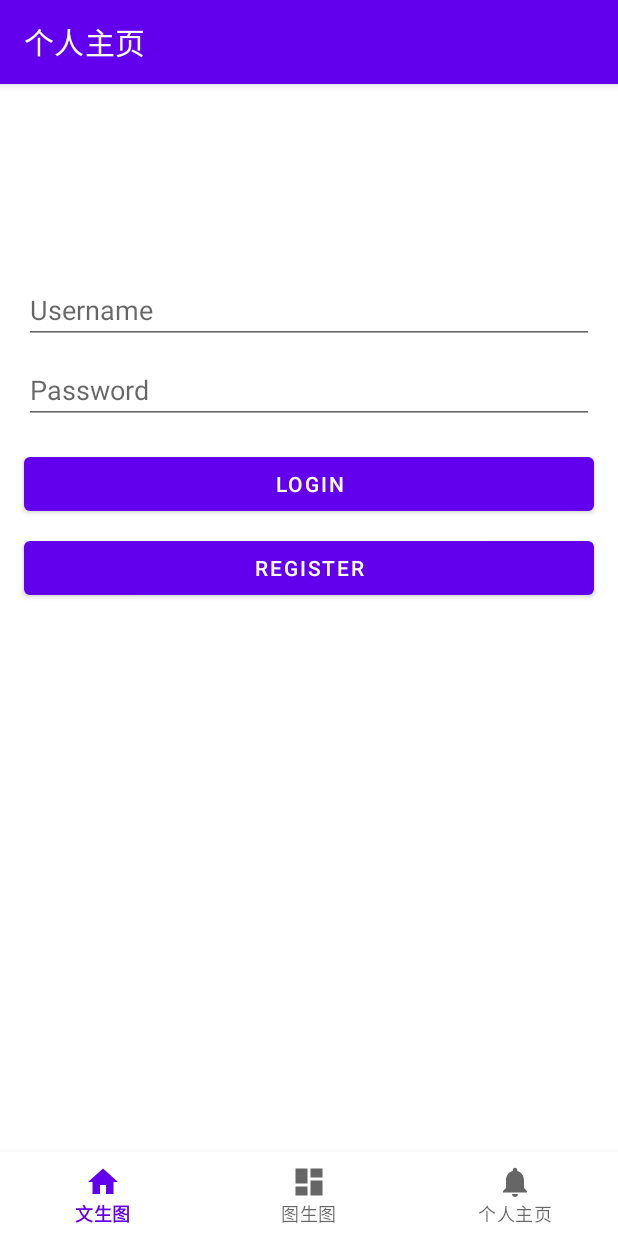
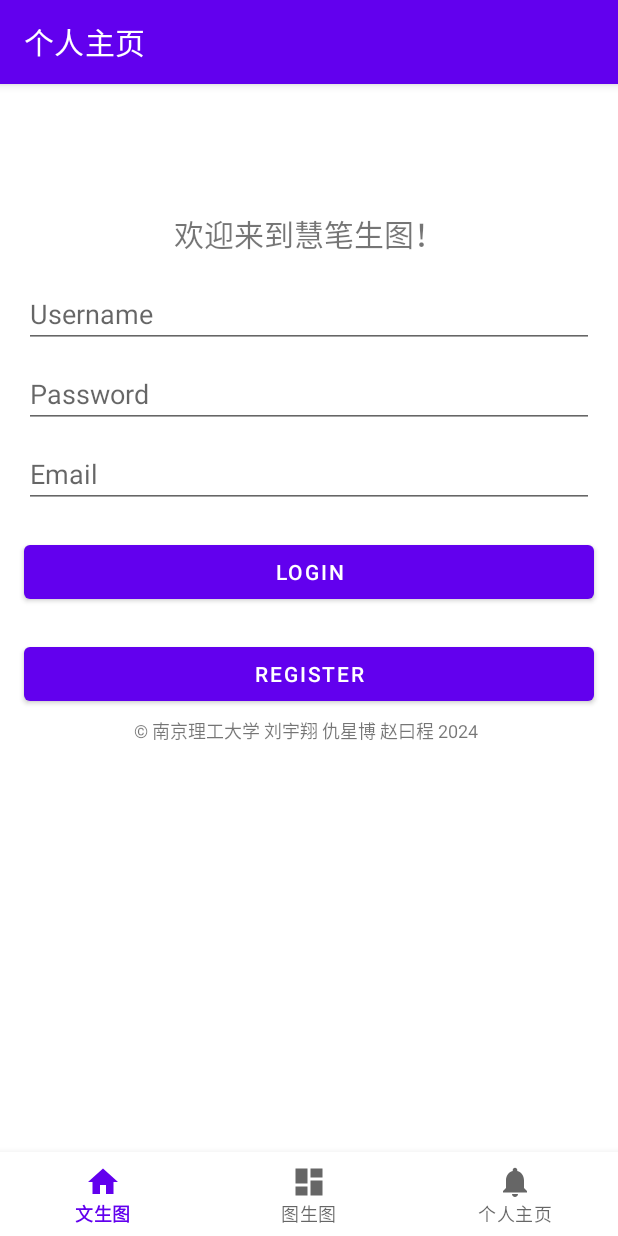
Before and after one commit to lyx0902/WiseBrush, an Android app built with Jetpack Compose: the NotificationsFragment screen opened through its navigation route, after a tap on "REGISTER", on a phone screen of 412 x 824 dp. Run offline under Robolectric (Android 15) with nearby library versions, the phone set to English and light mode, and no system bars; our stand-ins replace navigation-ui.

Commit message:
update Personnel Module by lyx

```diff
--- a/app/src/main/java/com/example/bottomnavigation1/repository/UserRepository.kt
+++ b/app/src/main/java/com/example/bottomnavigation1/repository/UserRepository.kt
@@ -11,9 +11,6 @@ import com.example.bottomnavigation1.utils.encryptPsw.encryptPassword
 import java.sql.SQLException
 
 object UserRepository {
-
-
-
     suspend fun registerUser(name: String, password: String, email: String): Result<String> {
         val registerRequest = RegisterRequest(name, password, email)
         return try {
--- a/app/src/main/java/com/example/bottomnavigation1/ui/notifications/NotificationsFragment.kt
+++ b/app/src/main/java/com/example/bottomnavigation1/ui/notifications/NotificationsFragment.kt
@@ -6,6 +6,8 @@ import android.view.View
 import android.view.ViewGroup
 import androidx.fragment.app.Fragment
 import androidx.fragment.app.viewModels
+import androidx.lifecycle.Observer
+import android.widget.Toast
 import com.example.bottomnavigation1.databinding.FragmentNotificationsBinding
 
 class NotificationsFragment : Fragment() {
@@ -34,8 +36,16 @@ class NotificationsFragment : Fragment() {
         binding.registerButton.setOnClickListener {
             val username = binding.username.text.toString()
             val password = binding.password.text.toString()
-            viewModel.register(username, password)
+            val email = binding.email.text.toString() // 获取 email 信息
+            viewModel.register(username, password, email)
         }
+        viewModel.loginResult.observe(viewLifecycleOwner, Observer { result ->
+            Toast.makeText(context, result, Toast.LENGTH_SHORT).show()
+        })
+
+        viewModel.registerResult.observe(viewLifecycleOwner, Observer { result ->
+            Toast.makeText(context, result, Toast.LENGTH_SHORT).show()
+        })
     }
 
     override fun onDestroyView() {
--- a/app/src/main/java/com/example/bottomnavigation1/ui/notifications/NotificationsViewModel.kt
+++ b/app/src/main/java/com/example/bottomnavigation1/ui/notifications/NotificationsViewModel.kt
@@ -1,20 +1,39 @@
 package com.example.bottomnavigation1.ui.notifications
 
+import androidx.lifecycle.LiveData
+import androidx.lifecycle.MutableLiveData
 import androidx.lifecycle.ViewModel
 import androidx.lifecycle.viewModelScope
+import com.example.bottomnavigation1.repository.UserRepository
 import kotlinx.coroutines.launch
 
 class NotificationsViewModel : ViewModel() {
 
+    private val _loginResult = MutableLiveData<String>()
+    val loginResult: LiveData<String> get() = _loginResult
+
+    private val _registerResult = MutableLiveData<String>()
+    val registerResult: LiveData<String> get() = _registerResult
+
     fun login(username: String, password: String) {
         viewModelScope.launch {
-            // Implement login logic here
+            val result = UserRepository.loginUser(username, password)
+            result.onSuccess {
+                _loginResult.value = it
+            }.onFailure {
+                _loginResult.value = it.message
+            }
         }
     }
 
-    fun register(username: String, password: String) {
+    fun register(username: String, password: String, email: String) {
         viewModelScope.launch {
-            // Implement registration logic here
+            val result = UserRepository.registerUser(username, password, email)
+            result.onSuccess {
+                _registerResult.value = it
+            }.onFailure {
+                _registerResult.value = it.message
+            }
         }
     }
 }
--- a/app/src/main/res/layout/fragment_notifications.xml
+++ b/app/src/main/res/layout/fragment_notifications.xml
@@ -15,6 +15,7 @@
         android:layout_marginEnd="8dp"
         android:textAlignment="center"
         android:textSize="20sp"
+        android:text="欢迎来到慧笔生图！"
         app:layout_constraintBottom_toBottomOf="parent"
         app:layout_constraintEnd_toEndOf="parent"
         app:layout_constraintHorizontal_bias="1.0"
@@ -47,27 +48,53 @@
         android:layout_marginStart="16dp"
         android:layout_marginEnd="16dp"/>
 
-    <Button
-        android:id="@+id/login_button"
+    <EditText
+        android:id="@+id/email"
         android:layout_width="0dp"
         android:layout_height="wrap_content"
-        android:text="Login"
+        android:hint="Email"
         app:layout_constraintTop_toBottomOf="@id/password"
-        app:layout_constraintStart_toStartOf="parent"
-        app:layout_constraintEnd_toEndOf="parent"
-        android:layout_marginTop="16dp"
-        android:layout_marginStart="16dp"
-        android:layout_marginEnd="16dp"/>
-
-    <Button
-        android:id="@+id/register_button"
-        android:layout_width="0dp"
-        android:layout_height="wrap_content"
-        android:text="Register"
-        app:layout_constraintTop_toBottomOf="@id/login_button"
         app:layout_constraintStart_toStartOf="parent"
         app:layout_constraintEnd_toEndOf="parent"
         android:layout_marginTop="8dp"
         android:layout_marginStart="16dp"
         android:layout_marginEnd="16dp"/>
+
+    <Button
+        android:id="@+id/loginButton"
+        android:layout_width="0dp"
+        android:layout_height="wrap_content"
+        android:layout_marginStart="16dp"
+        android:layout_marginTop="72dp"
+        android:layout_marginEnd="16dp"
+        android:text="Login"
+        app:layout_constraintEnd_toEndOf="parent"
+        app:layout_constraintHorizontal_bias="0.0"
+        app:layout_constraintStart_toStartOf="parent"
+        app:layout_constraintTop_toBottomOf="@id/password" />
+
+    <Button
+        android:id="@+id/registerButton"
+        android:layout_width="0dp"
+        android:layout_height="wrap_content"
+        android:layout_marginStart="16dp"
+        android:layout_marginTop="20dp"
+        android:layout_marginEnd="16dp"
+        android:text="Register"
+        app:layout_constraintEnd_toEndOf="parent"
+        app:layout_constraintHorizontal_bias="0.0"
+        app:layout_constraintStart_toStartOf="parent"
+        app:layout_constraintTop_toBottomOf="@id/loginButton" />
+
+    <TextView
+        android:id="@+id/copyright_text"
+        android:layout_width="wrap_content"
+        android:layout_height="wrap_content"
+        android:layout_marginBottom="328dp"
+        android:text="© 南京理工大学 刘宇翔 仇星博 赵曰程 2024 "
+        android:textSize="12sp"
+        app:layout_constraintBottom_toBottomOf="parent"
+        app:layout_constraintEnd_toEndOf="parent"
+        app:layout_constraintHorizontal_bias="0.497"
+        app:layout_constraintStart_toStartOf="parent" />
 </androidx.constraintlayout.widget.ConstraintLayout>
```
